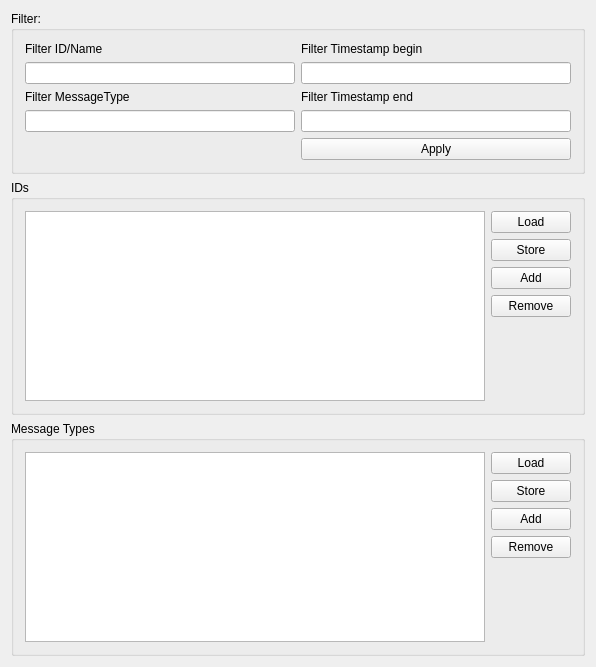
Before: the Qt Designer form R_Visualizer/MessageConfig/messageconfig.ui in NeverKnewTheName/R_Visualizer, drawn with Qt 5.
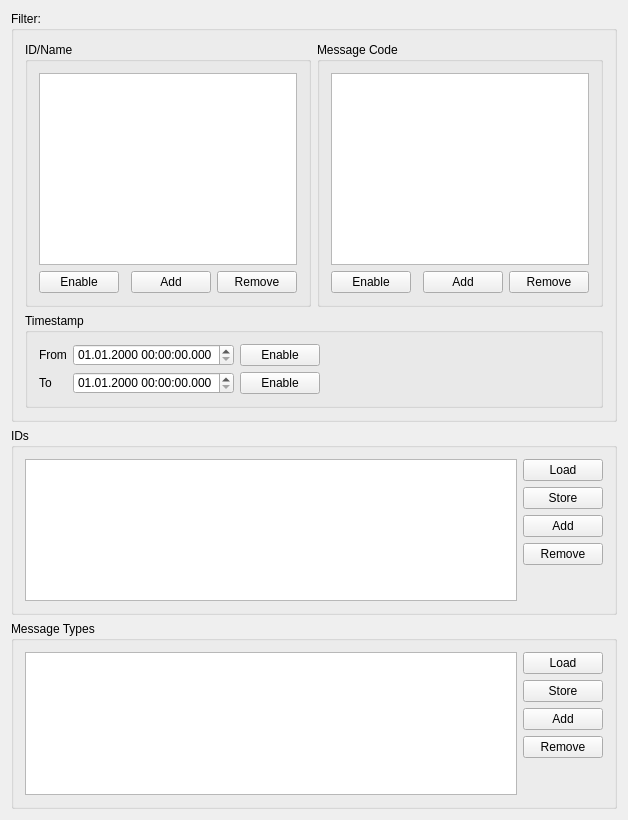
After: the same form once the commit is applied.

Commit message: restructed MessageConfig Filter for a nice and clean look; implemented models for id and code filtering; connected id filter view to id filter model; connected id filter model to MsgFilterProxyModel; chained MsgProxyModel and MsgFilterProxyModel to MsgModel

Patch:
```diff
--- a/R_Visualizer/MessageConfig/messageconfig.ui
+++ b/R_Visualizer/MessageConfig/messageconfig.ui
@@ -6,87 +6,287 @@
    <rect>
     <x>0</x>
     <y>0</y>
-    <width>596</width>
-    <height>667</height>
+    <width>612</width>
+    <height>820</height>
    </rect>
   </property>
   <property name="windowTitle">
    <string>MessageConfig</string>
   </property>
-  <layout class="QGridLayout" name="gridLayout">
-   <item row="0" column="0">
+  <layout class="QVBoxLayout" name="verticalLayout">
+   <item>
     <widget class="QGroupBox" name="groupBox_5">
+     <property name="sizePolicy">
+      <sizepolicy hsizetype="Preferred" vsizetype="Fixed">
+       <horstretch>0</horstretch>
+       <verstretch>25</verstretch>
+      </sizepolicy>
+     </property>
      <property name="title">
       <string>Filter:</string>
      </property>
-     <layout class="QGridLayout" name="gridLayout_3">
-      <item row="0" column="0">
-       <layout class="QVBoxLayout" name="verticalLayout_3">
-        <item>
-         <widget class="QLabel" name="label">
-          <property name="text">
-           <string>Filter ID/Name</string>
-          </property>
-         </widget>
-        </item>
-        <item>
-         <widget class="QLineEdit" name="filterIDLineEdit"/>
-        </item>
-       </layout>
+     <layout class="QGridLayout" name="gridLayout_7">
+      <item row="2" column="1" colspan="2">
+       <widget class="QGroupBox" name="groupBox_3">
+        <property name="sizePolicy">
+         <sizepolicy hsizetype="Preferred" vsizetype="Minimum">
+          <horstretch>0</horstretch>
+          <verstretch>0</verstretch>
+         </sizepolicy>
+        </property>
+        <property name="minimumSize">
+         <size>
+          <width>0</width>
+          <height>0</height>
+         </size>
+        </property>
+        <property name="title">
+         <string>Timestamp</string>
+        </property>
+        <layout class="QFormLayout" name="formLayout">
+         <item row="0" column="0">
+          <widget class="QLabel" name="label_4">
+           <property name="text">
+            <string>From</string>
+           </property>
+          </widget>
+         </item>
+         <item row="0" column="1">
+          <layout class="QHBoxLayout" name="horizontalLayout">
+           <item>
+            <widget class="QDateTimeEdit" name="filterTimeStampFromDateTimeEdit">
+             <property name="sizePolicy">
+              <sizepolicy hsizetype="Preferred" vsizetype="Fixed">
+               <horstretch>0</horstretch>
+               <verstretch>0</verstretch>
+              </sizepolicy>
+             </property>
+             <property name="minimumSize">
+              <size>
+               <width>0</width>
+               <height>20</height>
+              </size>
+             </property>
+             <property name="maximumDate">
+              <date>
+               <year>7999</year>
+               <month>12</month>
+               <day>31</day>
+              </date>
+             </property>
+             <property name="displayFormat">
+              <string>dd.MM.yyyy HH:mm:ss.zzz</string>
+             </property>
+            </widget>
+           </item>
+           <item>
+            <widget class="QPushButton" name="enableTimestampFromFilterPushButton">
+             <property name="text">
+              <string>Enable</string>
+             </property>
+            </widget>
+           </item>
+           <item>
+            <spacer name="horizontalSpacer_3">
+             <property name="orientation">
+              <enum>Qt::Horizontal</enum>
+             </property>
+             <property name="sizeType">
+              <enum>QSizePolicy::MinimumExpanding</enum>
+             </property>
+             <property name="sizeHint" stdset="0">
+              <size>
+               <width>40</width>
+               <height>20</height>
+              </size>
+             </property>
+            </spacer>
+           </item>
+          </layout>
+         </item>
+         <item row="1" column="0">
+          <widget class="QLabel" name="label_5">
+           <property name="text">
+            <string>To</string>
+           </property>
+          </widget>
+         </item>
+         <item row="1" column="1">
+          <layout class="QHBoxLayout" name="horizontalLayout_2">
+           <item>
+            <widget class="QDateTimeEdit" name="filterTimeStampToDateTimeEdit">
+             <property name="sizePolicy">
+              <sizepolicy hsizetype="Preferred" vsizetype="Fixed">
+               <horstretch>0</horstretch>
+               <verstretch>0</verstretch>
+              </sizepolicy>
+             </property>
+             <property name="minimumSize">
+              <size>
+               <width>0</width>
+               <height>20</height>
+              </size>
+             </property>
+             <property name="displayFormat">
+              <string>dd.MM.yyyy HH:mm:ss.zzz</string>
+             </property>
+            </widget>
+           </item>
+           <item>
+            <widget class="QPushButton" name="enableTimestampToFilterPushButton">
+             <property name="text">
+              <string>Enable</string>
+             </property>
+            </widget>
+           </item>
+           <item>
+            <spacer name="horizontalSpacer_4">
+             <property name="orientation">
+              <enum>Qt::Horizontal</enum>
+             </property>
+             <property name="sizeType">
+              <enum>QSizePolicy::MinimumExpanding</enum>
+             </property>
+             <property name="sizeHint" stdset="0">
+              <size>
+               <width>40</width>
+               <height>20</height>
+              </size>
+             </property>
+            </spacer>
+           </item>
+          </layout>
+         </item>
+        </layout>
+        <zorder></zorder>
+        <zorder>label_4</zorder>
+        <zorder>label_5</zorder>
+        <zorder>filterTimeStampFromDateTimeEdit</zorder>
+        <zorder>filterTimeStampToDateTimeEdit</zorder>
+       </widget>
       </item>
-      <item row="0" column="1">
-       <layout class="QVBoxLayout" name="verticalLayout_5">
-        <item>
-         <widget class="QLabel" name="label_3">
-          <property name="text">
-           <string>Filter Timestamp begin</string>
-          </property>
-         </widget>
-        </item>
-        <item>
-         <widget class="QLineEdit" name="filterTimestampBeginLineEdit"/>
-        </item>
-       </layout>
+      <item row="0" column="1" rowspan="2">
+       <widget class="QGroupBox" name="groupBox">
+        <property name="sizePolicy">
+         <sizepolicy hsizetype="Preferred" vsizetype="Fixed">
+          <horstretch>0</horstretch>
+          <verstretch>0</verstretch>
+         </sizepolicy>
+        </property>
+        <property name="title">
+         <string>ID/Name</string>
+        </property>
+        <layout class="QGridLayout" name="gridLayout_2">
+         <item row="2" column="0">
+          <widget class="QPushButton" name="enableIDFilterPushButton">
+           <property name="text">
+            <string>Enable</string>
+           </property>
+          </widget>
+         </item>
+         <item row="2" column="3">
+          <widget class="QPushButton" name="rmvFilterIDPushButton">
+           <property name="text">
+            <string>Remove</string>
+           </property>
+          </widget>
+         </item>
+         <item row="2" column="2">
+          <widget class="QPushButton" name="addFilterIDPushButton">
+           <property name="text">
+            <string>Add</string>
+           </property>
+          </widget>
+         </item>
+         <item row="2" column="1">
+          <spacer name="horizontalSpacer">
+           <property name="orientation">
+            <enum>Qt::Horizontal</enum>
+           </property>
+           <property name="sizeHint" stdset="0">
+            <size>
+             <width>40</width>
+             <height>20</height>
+            </size>
+           </property>
+          </spacer>
+         </item>
+         <item row="1" column="0" colspan="4">
+          <widget class="QListView" name="idFilterlistView">
+           <property name="sizePolicy">
+            <sizepolicy hsizetype="Expanding" vsizetype="MinimumExpanding">
+             <horstretch>0</horstretch>
+             <verstretch>0</verstretch>
+            </sizepolicy>
+           </property>
+          </widget>
+         </item>
+        </layout>
+       </widget>
       </item>
-      <item row="1" column="0">
-       <layout class="QVBoxLayout" name="verticalLayout_4">
-        <item>
-         <widget class="QLabel" name="label_2">
-          <property name="text">
-           <string>Filter MessageType</string>
-          </property>
-         </widget>
-        </item>
-        <item>
-         <widget class="QLineEdit" name="filterMsgTypeLineEdit"/>
-        </item>
-       </layout>
-      </item>
-      <item row="1" column="1">
-       <layout class="QVBoxLayout" name="verticalLayout_6">
-        <item>
-         <widget class="QLabel" name="label_4">
-          <property name="text">
-           <string>Filter Timestamp end</string>
-          </property>
-         </widget>
-        </item>
-        <item>
-         <widget class="QLineEdit" name="filterTimestampEndLineEdit"/>
-        </item>
-       </layout>
-      </item>
-      <item row="2" column="1">
-       <widget class="QPushButton" name="pushButton_7">
-        <property name="text">
-         <string>Apply</string>
+      <item row="0" column="2" rowspan="2">
+       <widget class="QGroupBox" name="groupBox_2">
+        <property name="sizePolicy">
+         <sizepolicy hsizetype="Preferred" vsizetype="Fixed">
+          <horstretch>0</horstretch>
+          <verstretch>0</verstretch>
+         </sizepolicy>
         </property>
+        <property name="title">
+         <string>Message Code</string>
+        </property>
+        <layout class="QGridLayout" name="gridLayout_3">
+         <item row="1" column="0">
+          <widget class="QPushButton" name="enableCodeFilterPushButton">
+           <property name="text">
+            <string>Enable</string>
+           </property>
+          </widget>
+         </item>
+         <item row="0" column="0" colspan="4">
+          <widget class="QListView" name="codeFilterlistView">
+           <property name="sizePolicy">
+            <sizepolicy hsizetype="Expanding" vsizetype="MinimumExpanding">
+             <horstretch>0</horstretch>
+             <verstretch>0</verstretch>
+            </sizepolicy>
+           </property>
+          </widget>
+         </item>
+         <item row="1" column="2">
+          <widget class="QPushButton" name="addFilterCodePushButton">
+           <property name="text">
+            <string>Add</string>
+           </property>
+          </widget>
+         </item>
+         <item row="1" column="3">
+          <widget class="QPushButton" name="rmvFilterCodePushButton">
+           <property name="text">
+            <string>Remove</string>
+           </property>
+          </widget>
+         </item>
+         <item row="1" column="1">
+          <spacer name="horizontalSpacer_2">
+           <property name="orientation">
+            <enum>Qt::Horizontal</enum>
+           </property>
+           <property name="sizeHint" stdset="0">
+            <size>
+             <width>40</width>
+             <height>20</height>
+            </size>
+           </property>
+          </spacer>
+         </item>
+        </layout>
        </widget>
       </item>
      </layout>
     </widget>
    </item>
-   <item row="1" column="0">
+   <item>
     <widget class="QGroupBox" name="groupBox_9">
      <property name="title">
       <string>IDs</string>
@@ -158,7 +358,7 @@
      </layout>
     </widget>
    </item>
-   <item row="2" column="0">
+   <item>
     <widget class="QGroupBox" name="groupBox_10">
      <property name="title">
       <string>Message Types</string>
```
Left out of the diff: 54 changed lines with no effect on the pictures. The commit also changes 16 other files.
